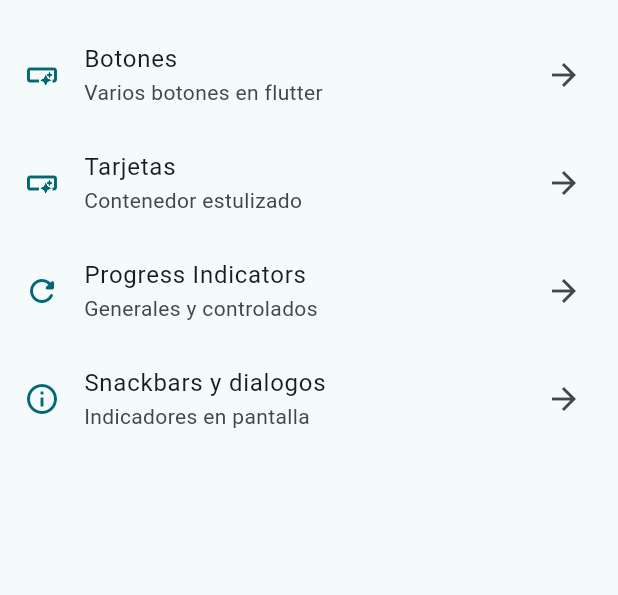
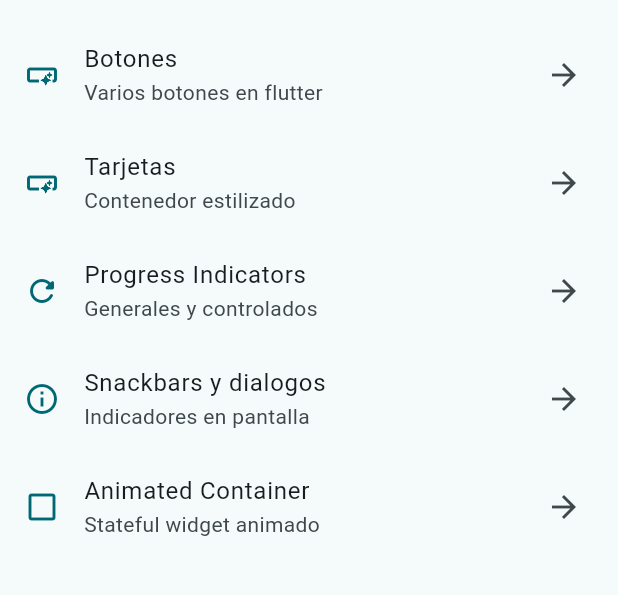
Before and after one commit to Mikkopk48/widgets-app, a Flutter app: the screen it shows after launch, on a phone screen of 412 x 824 dp, the part 63-658 px from its top. Run offline on Flutter 3.47's test engine with Material 3 defaults, Android fonts, the light colour scheme and no system bars; our stand-ins replace go_router.

Commit message:
animated contaner added

```diff
--- a/lib/config/menu/menu_items.dart
+++ b/lib/config/menu/menu_items.dart
@@ -23,7 +23,7 @@ List<MenuItem> appMenuItems = [
   ),
   MenuItem(
     title: 'Tarjetas',
-    subTitle: 'Contenedor estulizado',
+    subTitle: 'Contenedor estilizado',
     link: '/cards',
     icon: Icons.smart_button_outlined,
   ),
@@ -39,4 +39,10 @@ List<MenuItem> appMenuItems = [
     link: '/snackbar',
     icon: Icons.info_outline,
   ),
+  MenuItem(
+    title: 'Animated Container',
+    subTitle: 'Stateful widget animado',
+    link: '/animated',
+    icon: Icons.check_box_outline_blank_outlined,
+  ),
 ];
--- a/lib/config/router/app_router.dart
+++ b/lib/config/router/app_router.dart
@@ -31,5 +31,10 @@ final appRouter = GoRouter(
       name: SnackbarScreen.name,
       builder: (context, state) => const SnackbarScreen(),
     ),
+    GoRoute(
+      path: '/animated',
+      name: AnimatedScreen.name,
+      builder: (context, state) => const AnimatedScreen(),
+    ),
   ],
 );
```
Also changed, not shown: lib/presentation/screens/animated/animated_screen.dart (+48 -3 lines).
